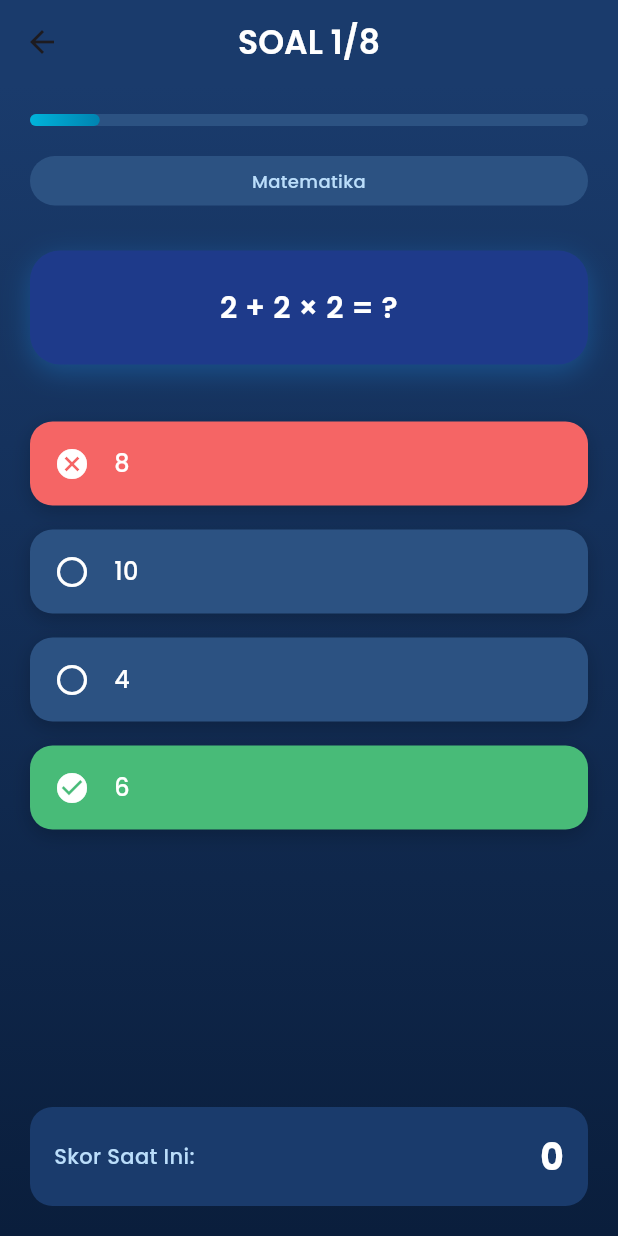
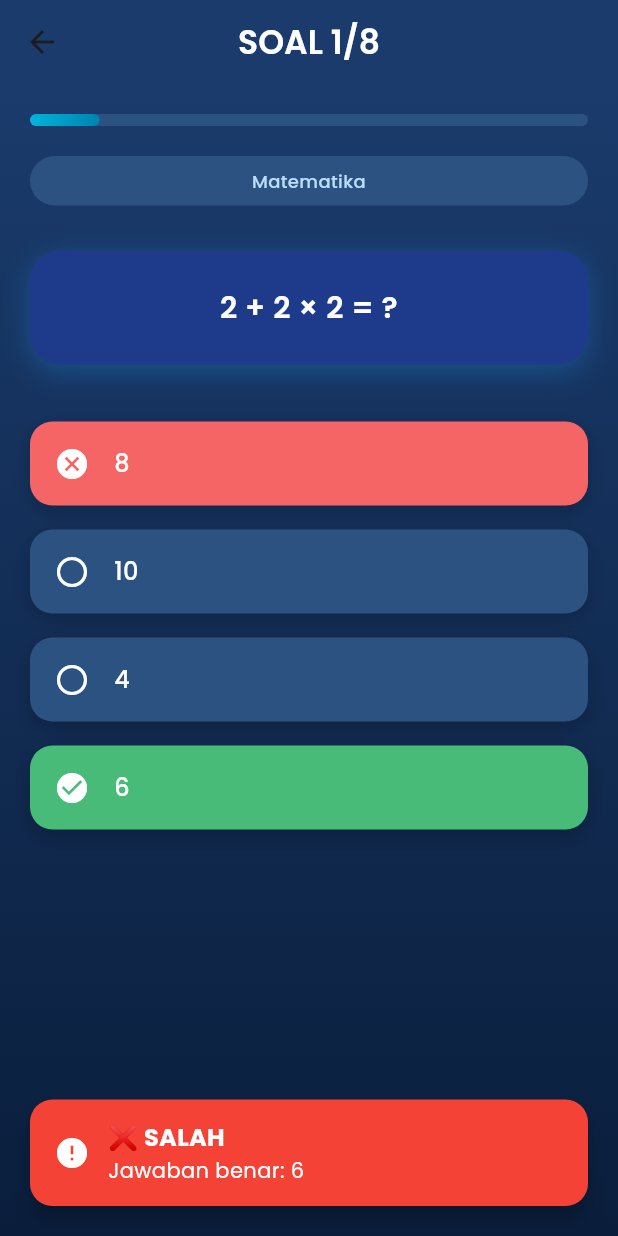
Before and after one commit to najma7527/Kuis_Apk, a Flutter app: the QuizScreen screen opened directly, after a tap on an icon or button, on a phone screen of 412 x 824 dp. Run offline on Flutter 3.47's test engine with Material 3 defaults, Android fonts, the phone set to English and light mode, and no system bars; our stand-ins replace google_fonts.

Commit message:
melakukan pembenaran pada  file kuis_screen yang dimana terjadi kesalahan pada menu kuis cepat yang dimana skor tidak keinput

```diff
--- a/lib/kuis_screen.dart
+++ b/lib/kuis_screen.dart
@@ -1,6 +1,5 @@
 import 'package:flutter/material.dart';
 import 'package:google_fonts/google_fonts.dart';
-// import 'package:audioplayers/audioplayers.dart';
 import 'kuis_data.dart';
 import 'utils/quiz_shuffler.dart';
 import 'utils/notification_helper.dart';
@@ -21,7 +20,6 @@ class _QuizScreenState extends State<QuizScreen> {
   bool showResult = false;
   List<String> currentOptions = [];
   int currentCorrectIndex = 0;
-  // final AudioPlayer _audioPlayer = AudioPlayer();
 
   @override
   void initState() {
@@ -42,36 +40,23 @@ class _QuizScreenState extends State<QuizScreen> {
     });
   }
 
-  // Future<void> _playSound(bool isCorrect) async {
-  //   try {
-  //     if (isCorrect) {
-  //       await _audioPlayer.play(AssetSource('sounds/correct.mp3'));
-  //     } else {
-  //       await _audioPlayer.play(AssetSource('sounds/wrong.mp3'));
-  //     }
-  //   } catch (e) {
-  //     print('Error playing sound: $e');
-  //   }
-  // }
-
   void answerQuestion(int index) async {
     setState(() {
       selectedAnswerIndex = index;
 
-      // if (index == currentCorrectIndex) {
-      //   score++;
-      //   _playSound(true);
-      //   NotificationHelper.showCorrectNotification(
-      //     context,
-      //     currentOptions[currentCorrectIndex],
-      //   );
-      // } else {
-      //   _playSound(false);
-      //   NotificationHelper.showWrongNotification(
-      //     context,
-      //     currentOptions[currentCorrectIndex],
-      //   );
-      // }
+      // Logika penilaian - TANPA sound effect
+      if (index == currentCorrectIndex) {
+        score++; // Ini yang menambah skor
+        NotificationHelper.showCorrectNotification(
+          context,
+          currentOptions[currentCorrectIndex],
+        );
+      } else {
+        NotificationHelper.showWrongNotification(
+          context,
+          currentOptions[currentCorrectIndex],
+        );
+      }
     });
 
     Future.delayed(const Duration(milliseconds: 1800), () {
@@ -119,11 +104,6 @@ class _QuizScreenState extends State<QuizScreen> {
     return Icons.circle_outlined;
   }
 
-  @override
-  // void dispose() {
-  //   _audioPlayer.dispose();
-  //   super.dispose();
-  // }
   @override
   Widget build(BuildContext context) {
     if (showResult) {
@@ -309,7 +289,7 @@ class _QuizScreenState extends State<QuizScreen> {
                       ),
                     ),
                     Text(
-                      "$score",
+                      "$score", // Sekarang akan menampilkan skor yang benar
                       style: GoogleFonts.poppins(
                         color: Colors.white,
                         fontSize: 24,
```
